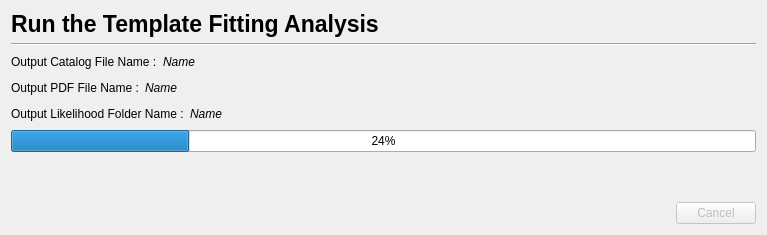
astrorama/Phosphoros, file PhzQtUI/auxdir/PhzQtUI/DialogRunAnalysis.ui: the form before one commit.
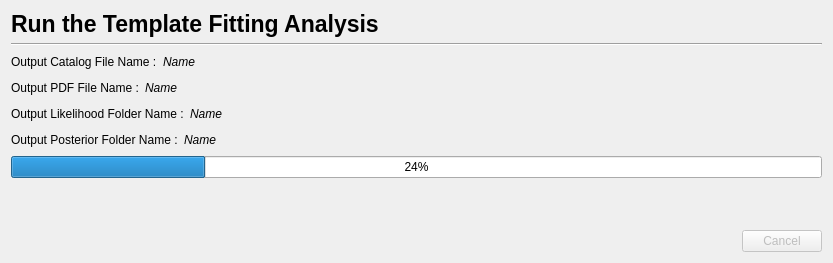
The form after the commit.

```diff
--- a/PhzQtUI/auxdir/PhzQtUI/DialogRunAnalysis.ui
+++ b/PhzQtUI/auxdir/PhzQtUI/DialogRunAnalysis.ui
@@ -6,8 +6,8 @@
    <rect>
     <x>0</x>
     <y>0</y>
-    <width>767</width>
-    <height>235</height>
+    <width>833</width>
+    <height>263</height>
    </rect>
   </property>
   <property name="windowTitle">
@@ -160,6 +160,42 @@
      </item>
     </layout>
    </item>
+   <item>
+    <layout class="QHBoxLayout" name="lay_lik_2">
+     <item>
+      <widget class="QLabel" name="label_pos">
+       <property name="text">
+        <string>Output Posterior Folder Name :</string>
+       </property>
+      </widget>
+     </item>
+     <item>
+      <widget class="QLabel" name="label_name_pos">
+       <property name="font">
+        <font>
+         <italic>true</italic>
+        </font>
+       </property>
+       <property name="text">
+        <string>Name</string>
+       </property>
+      </widget>
+     </item>
+     <item>
+      <spacer name="horizontalSpacer_6">
+       <property name="orientation">
+        <enum>Qt::Horizontal</enum>
+       </property>
+       <property name="sizeHint" stdset="0">
+        <size>
+         <width>40</width>
+         <height>20</height>
+        </size>
+       </property>
+      </spacer>
+     </item>
+    </layout>
+   </item>
    <item>
     <widget class="QProgressBar" name="progressBar">
      <property name="value">
```
